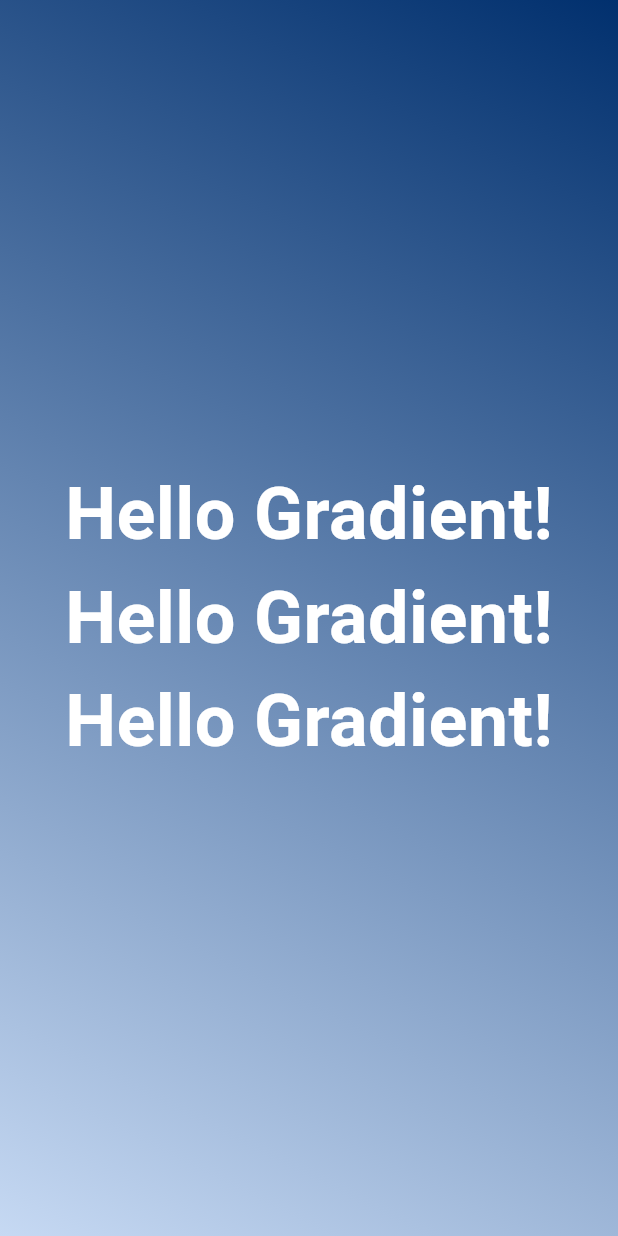
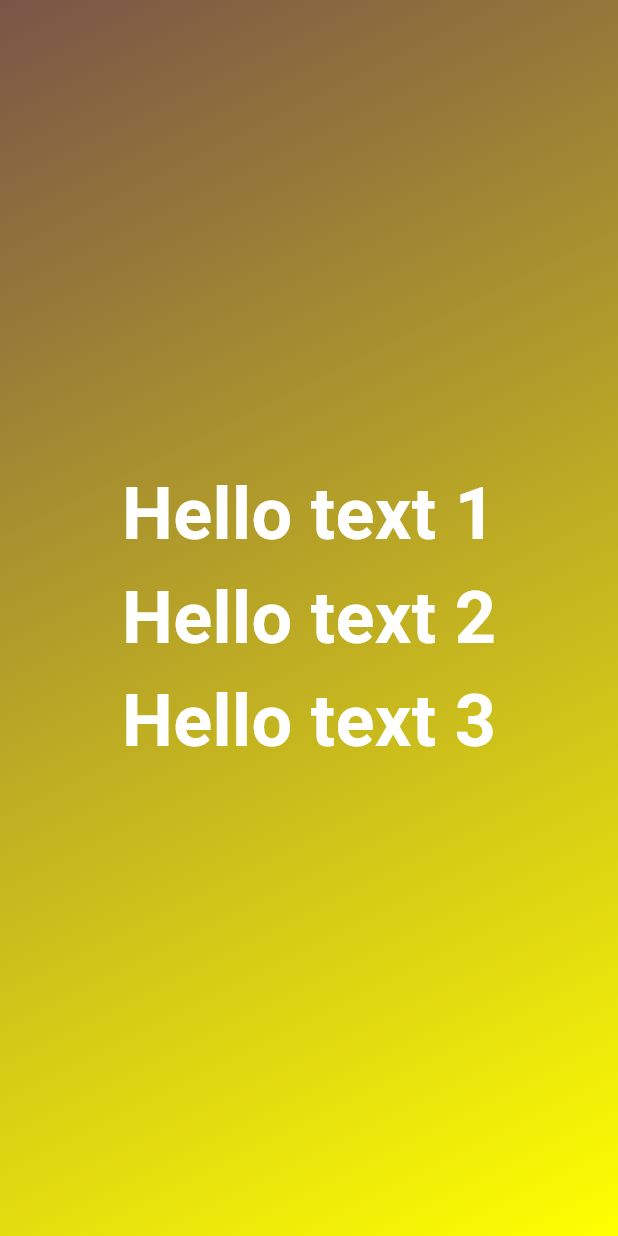
Before and after one commit to khanht99/learn_flutter, a Flutter app: the screen it shows after launch, on a phone screen of 412 x 824 dp. Run offline on Flutter 3.47's test engine with Material 3 defaults, Android fonts, the phone set to English and light mode, and no system bars.

Commit message:
learn about const, final and constructor

```diff
--- /dev/null
+++ b/section_2/lib/gradient_container.dart
@@ -0,0 +1,32 @@
+import 'package:flutter/material.dart';
+import 'package:section_2/text_styled.dart';
+
+class GradientContainer extends StatelessWidget {
+  const GradientContainer(Alignment? begin, end, this.colors, {super.key}) : beginTest = begin ?? Alignment.topLeft, endTest = end;
+
+  final Alignment beginTest;
+  final Alignment endTest;
+  final List<Color> colors;
+
+  @override
+  Widget build(context) {
+    return Container(
+      decoration: BoxDecoration(
+        gradient: LinearGradient(
+          begin: beginTest,
+          end: endTest,
+          colors: colors,
+        ),
+      ),
+      child: const Center(
+        child: Wrap(
+          children: [
+            TextStyled(displayText: "Hello text 1"),
+            TextStyled(displayText: "Hello text 2"),
+            TextStyled(displayText: "Hello text 3"),
+          ],
+        ),
+      ),
+    );
+  }
+}
--- a/section_2/lib/main.dart
+++ b/section_2/lib/main.dart
@@ -1,4 +1,5 @@
 import 'package:flutter/material.dart';
+import 'package:section_2/gradient_container.dart';
 
 void main() {
   runApp(
@@ -13,50 +14,10 @@ class MyApp extends StatelessWidget {
 
   @override
   Widget build(context) {
-    return Scaffold(
+    return const Scaffold(
       body: Center(
-        child: Container(
-          decoration: const BoxDecoration(
-            gradient: LinearGradient(
-              begin: Alignment.topRight,
-              end: Alignment.bottomLeft,
-              colors: [
-                Color.fromARGB(255, 1, 48, 110),
-                Color.fromARGB(255, 198, 217, 243),
-              ],
-            ),
-          ),
-          child: const Center(
-            child: Wrap(
-              children: [
-                Text(
-                  'Hello Gradient!',
-                  style: TextStyle(
-                    fontSize: 48.0,
-                    fontWeight: FontWeight.bold,
-                    color: Colors.white,
-                  ),
-                ),
-                Text(
-                  'Hello Gradient!',
-                  style: TextStyle(
-                    fontSize: 48.0,
-                    fontWeight: FontWeight.bold,
-                    color: Colors.white,
-                  ),
-                ),
-                Text(
-                  'Hello Gradient!',
-                  style: TextStyle(
-                    fontSize: 48.0,
-                    fontWeight: FontWeight.bold,
-                    color: Colors.white,
-                  ),
-                ),
-              ],
-            ),
-          ),
-        ),
+        child: GradientContainer(
+            null, Alignment.bottomRight, [Colors.brown, Colors.yellowAccent]),
       ),
     );
   }
--- /dev/null
+++ b/section_2/lib/text_styled.dart
@@ -0,0 +1,21 @@
+import 'package:flutter/material.dart';
+
+class TextStyled extends StatelessWidget {
+  const TextStyled({required this.displayText, this.textColor, this.textSize, super.key});
+
+  final String displayText;
+  final Color? textColor;
+  final double? textSize;
+
+  @override
+  Widget build(context) {
+    return Text(
+      displayText,
+      style: TextStyle(
+        fontSize: textSize ?? 48.0,
+        fontWeight: FontWeight.bold,
+        color: textColor ?? const Color.fromARGB(255, 255, 255, 255),
+      ),
+    );
+  }
+}
```
